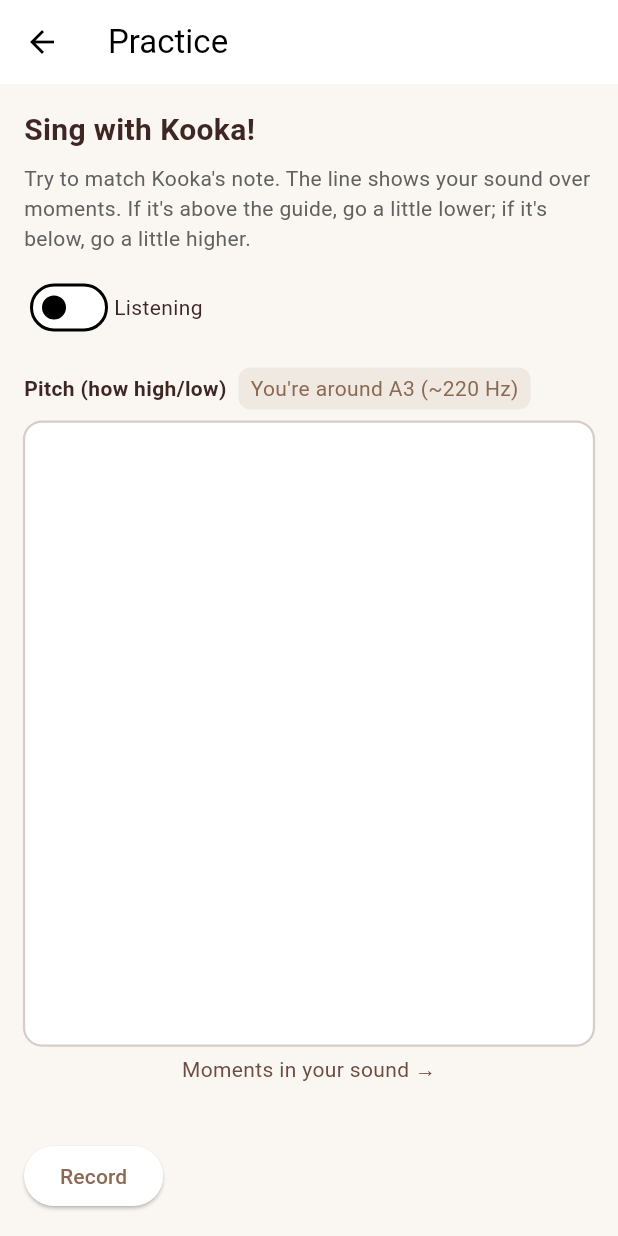
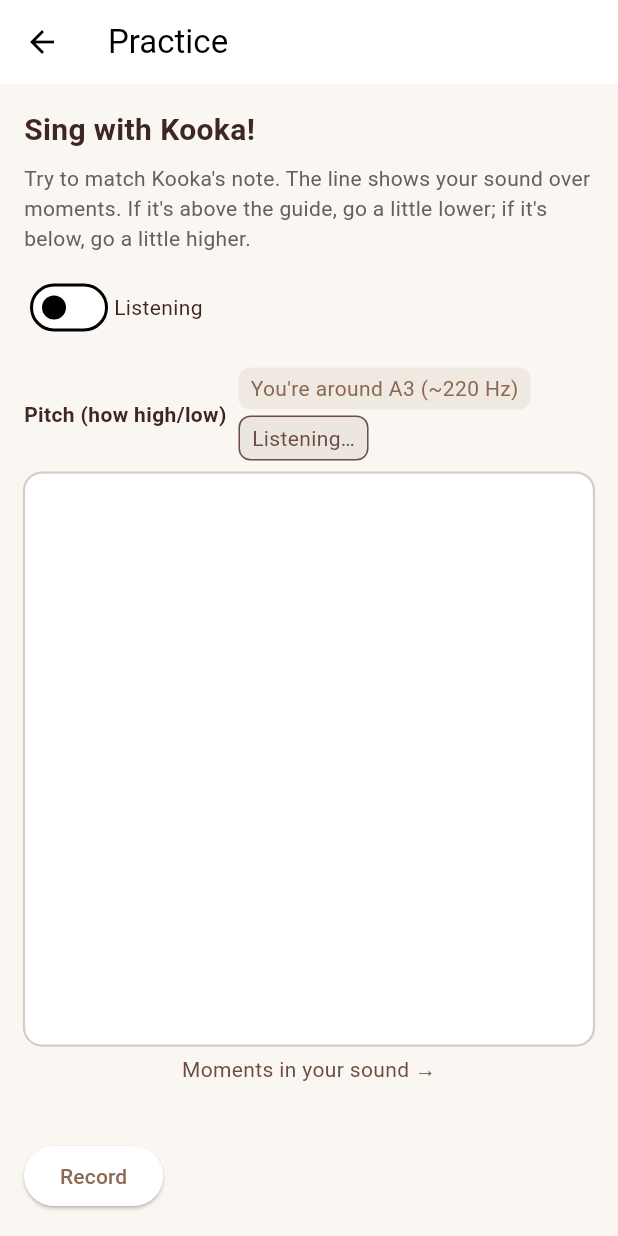
Before and after one commit to CodyTVWeber/singing-learning-track, a Flutter app: the PracticePage screen opened directly, on a phone screen of 412 x 824 dp. Run offline on Flutter 3.47's test engine with Material 3 defaults, Android fonts, the phone set to English and light mode, and no system bars; our stand-ins replace hive, hive_flutter; accounts and stored records are empty.

Commit message:
Add auto-zoom and pitch guidance to tuner widget
Co-authored-by: codyweber777 <codyweber777@protonmail.com>

```diff
--- a/lib/widgets/tuner_widget.dart
+++ b/lib/widgets/tuner_widget.dart
@@ -9,6 +9,8 @@ class TunerWidget extends StatefulWidget {
   final int maxPoints;
   final int lowMidi;   // inclusive range
   final int highMidi;  // inclusive range
+  final bool autoZoom; // zoom around current note
+  final int zoomSpanSemitones; // +/- range when autoZoom is true
 
   const TunerWidget({
     super.key,
@@ -16,6 +18,8 @@ class TunerWidget extends StatefulWidget {
     this.maxPoints = 60,
     this.lowMidi = 48,   // C3 default low
     this.highMidi = 72,  // C5 default high
+    this.autoZoom = true,
+    this.zoomSpanSemitones = 4,
   });
 
   @override
@@ -26,6 +30,7 @@ class _TunerWidgetState extends State<TunerWidget> {
   final List<PitchHint> _points = <PitchHint>[];
   double _guideHz = 220.0;
   String _guideNote = 'A3';
+  double? _lastHz;
 
   @override
   void initState() {
@@ -39,12 +44,40 @@ class _TunerWidgetState extends State<TunerWidget> {
         final nearest = NoteUtils.nearestNoteForFrequency(p.frequencyHz);
         _guideHz = nearest.freq;
         _guideNote = nearest.note;
+        _lastHz = p.frequencyHz;
       });
     });
   }
 
   @override
   Widget build(BuildContext context) {
+    // Determine effective display range (auto-zoom around current note)
+    int effLowMidi = widget.lowMidi;
+    int effHighMidi = widget.highMidi;
+    if (widget.autoZoom && _lastHz != null && _lastHz! > 0) {
+      final centerMidi = NoteUtils.frequencyToMidi(_guideHz).round();
+      final span = widget.zoomSpanSemitones;
+      effLowMidi = (centerMidi - span).clamp(widget.lowMidi, widget.highMidi - 1);
+      effHighMidi = (centerMidi + span).clamp(effLowMidi + 1, widget.highMidi);
+    }
+
+    // Determine friendly pitch status relative to guide
+    String statusText = 'Listening…';
+    Color statusColor = AppTheme.textLight;
+    if (_lastHz != null && _lastHz! > 0) {
+      final cents = NoteUtils.frequencyToCents(_lastHz!, _guideHz);
+      if (cents.abs() <= 10) {
+        statusText = 'Just right for $_guideNote';
+        statusColor = AppTheme.success;
+      } else if (cents < 0) {
+        statusText = 'A little higher to reach $_guideNote';
+        statusColor = AppTheme.secondary;
+      } else {
+        statusText = 'A little lower to reach $_guideNote';
+        statusColor = AppTheme.secondary;
+      }
+    }
+
     return Column(
       crossAxisAlignment: CrossAxisAlignment.start,
       children: [
@@ -55,6 +88,11 @@ class _TunerWidgetState extends State<TunerWidget> {
               style: TextStyle(fontWeight: FontWeight.w600),
             ),
             const SizedBox(width: 8),
+            Expanded(
+              child: Wrap(
+                spacing: 8,
+                runSpacing: 4,
+                children: [
                   Container(
                     padding: const EdgeInsets.symmetric(horizontal: 8, vertical: 4),
                     decoration: BoxDecoration(
@@ -64,6 +102,18 @@ class _TunerWidgetState extends State<TunerWidget> {
                     child: Text(
                       'You\'re around $_guideNote (~${_guideHz.toStringAsFixed(0)} Hz)',
                       style: const TextStyle(color: AppTheme.primary),
+                    ),
+                  ),
+                  Container(
+                    padding: const EdgeInsets.symmetric(horizontal: 8, vertical: 4),
+                    decoration: BoxDecoration(
+                      color: statusColor.withValues(alpha: 0.1),
+                      borderRadius: BorderRadius.circular(8),
+                      border: Border.all(color: statusColor, width: 1),
+                    ),
+                    child: Text(statusText, style: TextStyle(color: statusColor)),
+                  ),
+                ],
               ),
             ),
           ],
@@ -77,8 +127,8 @@ class _TunerWidgetState extends State<TunerWidget> {
                   painter: _TunerPainter(
                     points: _points,
                     guideHz: _guideHz,
-                    lowMidi: widget.lowMidi,
-                    highMidi: widget.highMidi,
+                    lowMidi: effLowMidi,
+                    highMidi: effHighMidi,
                   ),
                   size: const Size(double.infinity, double.infinity),
                 ),
```
Lines whose indentation alone changed are shown as unchanged.
